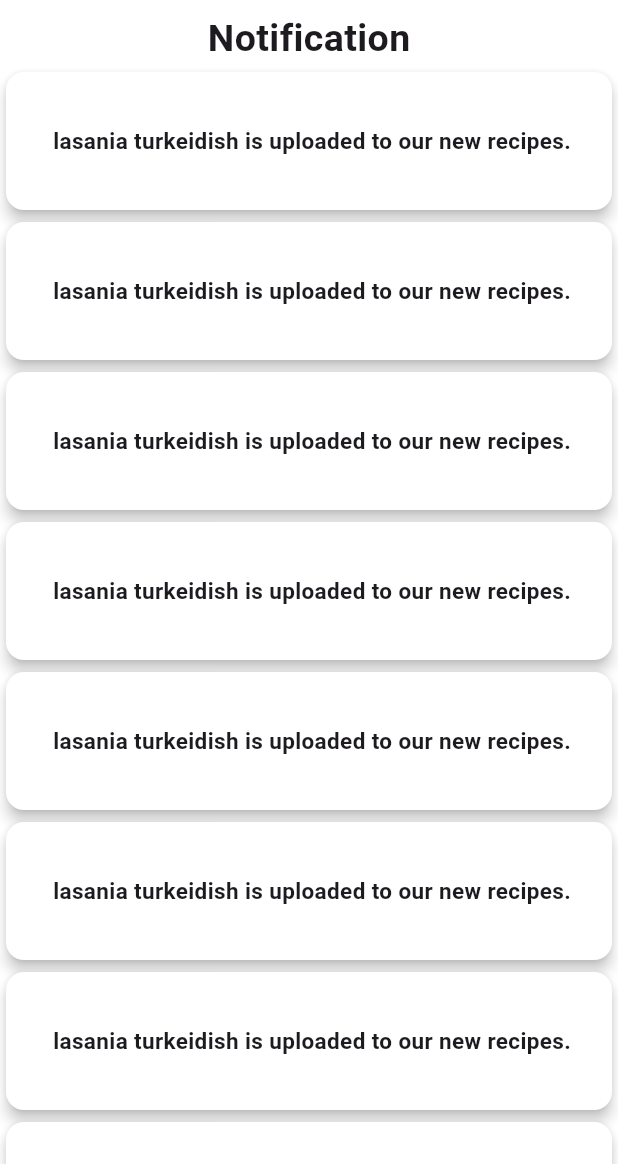
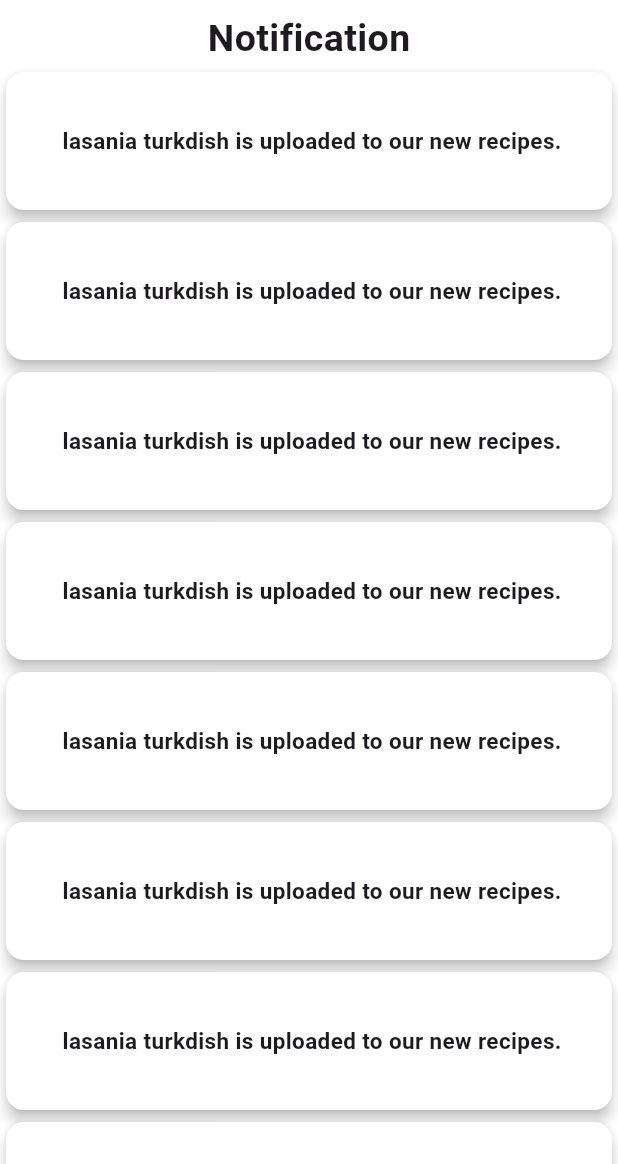
Before and after one commit to Shovon0017/Homemade-Haven, a Flutter app: the NotificationShow screen opened directly, on a phone screen of 412 x 824 dp, the part 72-1236 px from its top. Run offline on Flutter 3.47's test engine with Material 3 defaults, Android fonts, the phone set to English and light mode, and no system bars; our stand-ins replace animated_notch_bottom_bar, carousel_slider, flutter_secure_storage, get, get_storage, shimmer; accounts and stored records are empty.

```diff
--- a/lib/view/screen/notification/notification.dart
+++ b/lib/view/screen/notification/notification.dart
@@ -32,7 +32,7 @@ class NotificationShow extends StatelessWidget {
                     color: Colors.white,
                     child: Center(child: Padding(
                       padding: EdgeInsets.all(8.0),
-                      child: Text(" lasania turkeidish is uploaded to our new recipes.",style: TextStyle(fontSize:15,fontWeight: FontWeight.bold),),
+                      child: Text(" lasania turkdish is uploaded to our new recipes.",style: TextStyle(fontSize:15,fontWeight: FontWeight.bold),),
                     )),
                   ),
                 );
```
